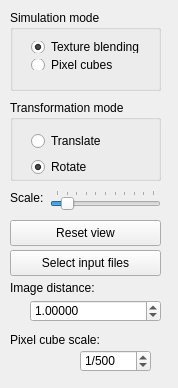
This is glxraysim/mainwindow.ui in ulikoehler/xraysim as Qt 5 draws it before an edit. The edited form follows.
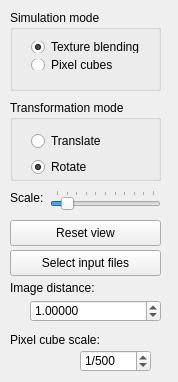
This is the edited form.

Commit message: Fixed bug: Layers didn't have a z coordinate difference

The edit to the form file:
```diff
--- a/glxraysim/mainwindow.ui
+++ b/glxraysim/mainwindow.ui
@@ -7,7 +7,7 @@
     <x>0</x>
     <y>0</y>
     <width>178</width>
-    <height>388</height>
+    <height>382</height>
    </rect>
   </property>
   <property name="windowTitle">
```
The commit also changes 1 other file.
